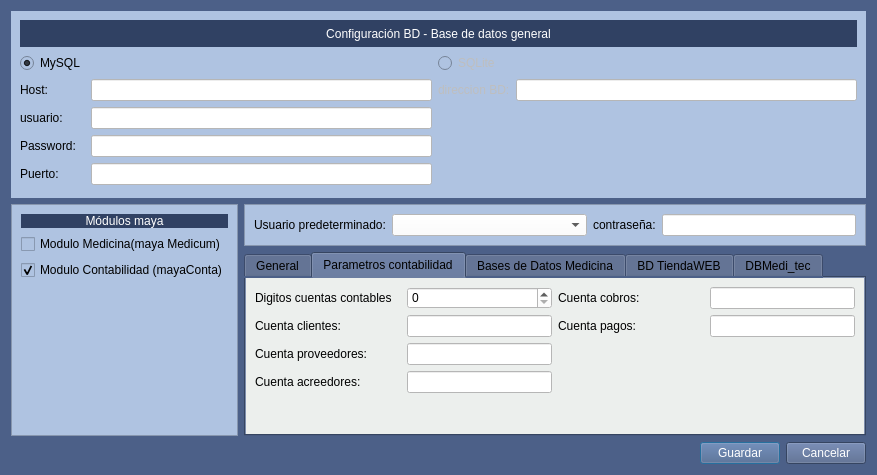
arcnexus/RedFoX, file Zona_Administrador/frmconfigmaya.ui: the form before one commit.
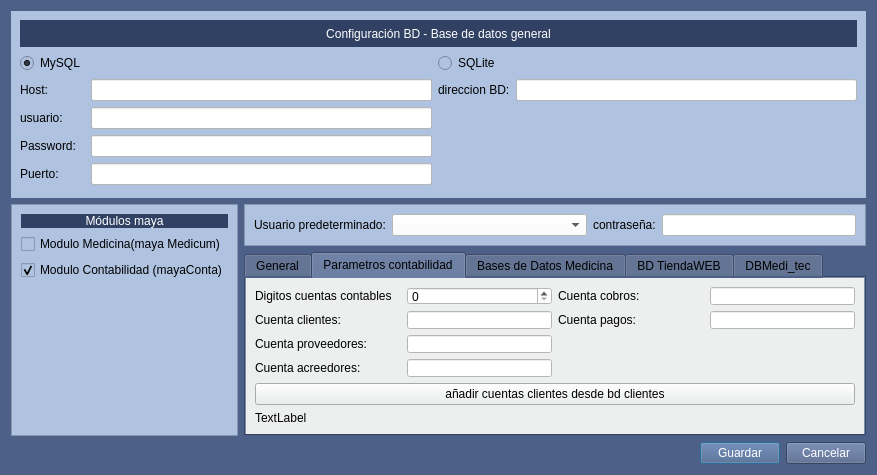
The form after the commit. The open tabs and pages were chosen to show the change. Icons and pictures are not drawn.

Commit message: captura cuentas contables clientes

```diff
--- a/Zona_Administrador/frmconfigmaya.ui
+++ b/Zona_Administrador/frmconfigmaya.ui
@@ -435,7 +435,7 @@
          </item>
         </layout>
        </item>
-       <item row="1" column="0">
+       <item row="3" column="0">
         <spacer name="verticalSpacer_3">
          <property name="orientation">
           <enum>Qt::Vertical</enum>
@@ -448,6 +448,20 @@
          </property>
         </spacer>
        </item>
+       <item row="1" column="0">
+        <widget class="QPushButton" name="btnAnadir_cuentas">
+         <property name="text">
+          <string>añadir cuentas clientes desde bd clientes</string>
+         </property>
+        </widget>
+       </item>
+       <item row="2" column="0">
+        <widget class="QLabel" name="txtnombre_cliente">
+         <property name="text">
+          <string>TextLabel</string>
+         </property>
+        </widget>
+       </item>
       </layout>
      </widget>
      <widget class="QWidget" name="Pagina_Vademecums">
@@ -930,6 +944,9 @@
         <property name="enabled">
          <bool>false</bool>
         </property>
+        <property name="styleSheet">
+         <string notr="true">color: rgb(0, 0, 0);</string>
+        </property>
         <property name="text">
          <string>SQLite</string>
         </property>
@@ -967,6 +984,9 @@
         <property name="enabled">
          <bool>false</bool>
         </property>
+        <property name="styleSheet">
+         <string notr="true">color: rgb(0, 0, 0);</string>
+        </property>
         <property name="text">
          <string>direccion BD:</string>
         </property>
```
Left out of the diff: 2 changed lines with no effect on the pictures. The commit also changes 5 other files.
